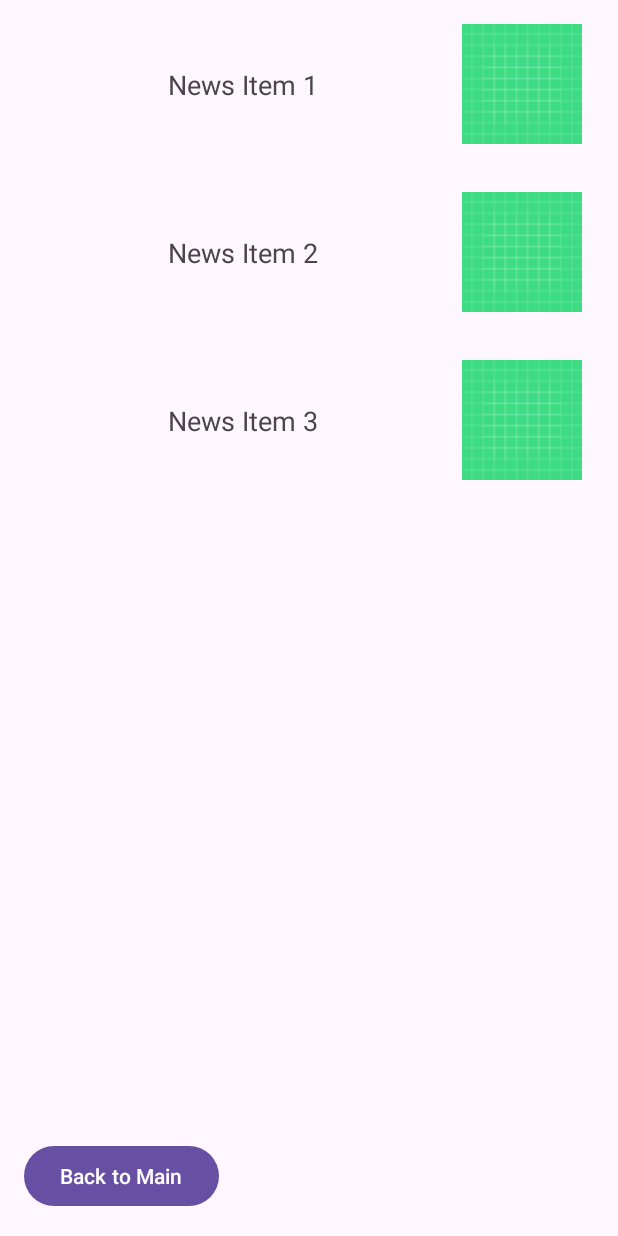
After one commit to MillerErik95/POWapp, an Android app: the NewsFeedActivity screen opened directly, with no data from a screen before it, on a phone screen of 412 x 824 dp. The commit adds this screen. Run offline under Robolectric (Android 15) with nearby library versions, the phone set to English and light mode, and no system bars.

Commit message:
News Feed Activity Added W/nav buttons

```diff
--- a/app/build.gradle.kts
+++ b/app/build.gradle.kts
@@ -33,6 +33,7 @@ android {
 dependencies {
 
     implementation("androidx.appcompat:appcompat:1.6.1")
+    implementation("androidx.recyclerview:recyclerview:1.3.2")
     implementation("com.google.android.material:material:1.10.0")
     implementation("androidx.constraintlayout:constraintlayout:2.1.4")
     testImplementation("junit:junit:4.13.2")
--- a/app/src/main/AndroidManifest.xml
+++ b/app/src/main/AndroidManifest.xml
@@ -21,6 +21,11 @@
                 <category android:name="android.intent.category.LAUNCHER" />
             </intent-filter>
         </activity>
+        <activity
+            android:name=".NewsFeedActivity"
+            android:exported="false">
+            <!-- No intent-filter needed here unless you want this activity to handle specific intents -->
+        </activity>
     </application>
 
 </manifest>
--- /dev/null
+++ b/app/src/main/java/com/example/powapp/NewsFeedActivity.java
@@ -0,0 +1,44 @@
+package com.example.powapp;
+
+import android.content.Intent;
+import android.os.Bundle;
+import android.view.View;
+import android.widget.Button;
+
+import androidx.appcompat.app.AppCompatActivity;
+import androidx.recyclerview.widget.LinearLayoutManager;
+import androidx.recyclerview.widget.RecyclerView;
+
+import java.util.Arrays;
+import java.util.List;
+
+public class NewsFeedActivity extends AppCompatActivity {
+
+    private RecyclerView recyclerView;
+    private NewsFeedAdapter adapter;
+    private List<String> newsItems;
+
+    @Override
+    protected void onCreate(Bundle savedInstanceState){
+        super.onCreate(savedInstanceState);
+        setContentView(R.layout.activity_news_feed);
+
+        recyclerView = findViewById(R.id.news_feed_recycler_view);
+        recyclerView.setLayoutManager(new LinearLayoutManager(this));
+
+        newsItems = Arrays.asList("News Item 1", "News Item 2", "News Item 3");
+
+        adapter = new NewsFeedAdapter(newsItems);
+        recyclerView.setAdapter(adapter);
+
+        Button btnBackToMain = findViewById(R.id.btnBackToMain);
+        btnBackToMain.setOnClickListener(new View.OnClickListener() {
+            @Override
+            public void onClick(View v) {
+                Intent intent = new Intent(NewsFeedActivity.this, MainActivity.class);
+                startActivity(intent);
+                finish();
+            }
+        });
+    }
+}
--- /dev/null
+++ b/app/src/main/java/com/example/powapp/NewsFeedAdapter.java
@@ -0,0 +1,45 @@
+package com.example.powapp;
+
+import android.view.LayoutInflater;
+import android.view.View;
+import android.view.ViewGroup;
+import android.widget.TextView;
+import androidx.annotation.NonNull;
+import androidx.recyclerview.widget.RecyclerView;
+import java.util.List;
+
+public class NewsFeedAdapter extends RecyclerView.Adapter<NewsFeedAdapter.NewsViewHolder> {
+
+    private List<String> newsItems;   // Data Source
+
+    public NewsFeedAdapter(List<String> newsItems) {
+        this.newsItems = newsItems;
+    }
+
+    @NonNull
+    @Override
+    public NewsViewHolder onCreateViewHolder(@NonNull ViewGroup parent, int viewType) {
+        View view = LayoutInflater.from(parent.getContext()).inflate(R.layout.item_news_feed, parent, false);
+        return new NewsViewHolder(view);
+    }
+
+    @Override
+    public void onBindViewHolder(@NonNull NewsViewHolder holder, int position) {
+        String item = newsItems.get(position);
+        holder.tvNewsItem.setText(item);
+    }
+
+    @Override
+    public int getItemCount() {
+        return newsItems.size();
+    }
+
+    public static class NewsViewHolder extends RecyclerView.ViewHolder {
+        TextView tvNewsItem;
+
+        public NewsViewHolder(View itemView) {
+            super(itemView);
+            tvNewsItem = itemView.findViewById(R.id.tvNewsItem);
+        }
+    }
+}
--- a/app/src/main/res/layout/activity_main.xml
+++ b/app/src/main/res/layout/activity_main.xml
@@ -22,6 +22,12 @@
             android:scaleType="centerCrop"
             android:src="@drawable/blur"
             android:alpha="0.6" />
+
+        <Button
+            android:id="@+id/btnOpenNewsFeed"
+            android:layout_width="wrap_content"
+            android:layout_height="wrap_content"
+            android:text="Open News Feed" />
 
         <RelativeLayout
             android:layout_width="match_parent"
--- /dev/null
+++ b/app/src/main/res/layout/activity_news_feed.xml
@@ -0,0 +1,47 @@
+<?xml version="1.0" encoding="utf-8"?>
+<androidx.constraintlayout.widget.ConstraintLayout xmlns:android="http://schemas.android.com/apk/res/android"
+    xmlns:app="http://schemas.android.com/apk/res-auto"
+    xmlns:tools="http://schemas.android.com/tools"
+    android:layout_width="match_parent"
+    android:layout_height="match_parent"
+    tools:context=".NewsFeedActivity">
+
+    <androidx.recyclerview.widget.RecyclerView
+        android:id="@+id/news_feed_recycler_view"
+        android:layout_width="match_parent"
+        android:layout_height="match_parent"
+        android:layout_marginStart="8dp"
+        android:layout_marginEnd="8dp"
+        app:layout_constraintTop_toTopOf="parent"
+        app:layout_constraintBottom_toBottomOf="parent"
+        app:layout_constraintStart_toStartOf="parent"
+        app:layout_constraintEnd_toEndOf="parent"
+        tools:listitem="@layout/item_news_feed" />
+
+    <Button
+        android:id="@+id/btnBackToMain"
+        android:layout_width="wrap_content"
+        android:layout_height="wrap_content"
+        android:text="Back to Main"
+        app:layout_constraintBottom_toBottomOf="parent"
+        app:layout_constraintStart_toStartOf="parent"
+        android:layout_marginStart="16dp"
+        android:layout_marginBottom="16dp"/>
+
+    <!-- item_news_feed.xml -->
+    <LinearLayout
+        xmlns:android="http://schemas.android.com/apk/res/android"
+        android:layout_width="match_parent"
+        android:layout_height="wrap_content"
+        android:orientation="vertical"
+        android:padding="16dp"
+        tools:ignore="MissingConstraints">
+
+        <TextView
+            android:id="@+id/tvNewsItem"
+            android:layout_width="match_parent"
+            android:layout_height="wrap_content"
+            android:textSize="18sp"/>
+    </LinearLayout>
+
+</androidx.constraintlayout.widget.ConstraintLayout>
--- /dev/null
+++ b/app/src/main/res/layout/item_news_feed.xml
@@ -0,0 +1,32 @@
+<?xml version="1.0" encoding="utf-8"?>
+<androidx.constraintlayout.widget.ConstraintLayout xmlns:android="http://schemas.android.com/apk/res/android"
+    xmlns:app="http://schemas.android.com/apk/res-auto"
+    android:layout_width="match_parent"
+    android:layout_height="wrap_content"
+    android:padding="16dp">
+
+    <!-- TextView for News Title or Summary -->
+    <TextView
+        android:id="@+id/tvNewsItem"
+        android:layout_width="0dp"
+        android:layout_height="wrap_content"
+        android:layout_marginEnd="8dp"
+        android:gravity="center"
+        app:layout_constraintTop_toTopOf="parent"
+        app:layout_constraintBottom_toBottomOf="parent"
+        app:layout_constraintStart_toStartOf="parent"
+        app:layout_constraintEnd_toEndOf="parent"
+        app:layout_constraintEnd_toStartOf="@+id/imageNewsThumbnail"
+        android:textSize="18sp"
+        android:text="News Item" />
+
+    <!-- ImageView for News Thumbnail (Optional) -->
+    <ImageView
+        android:id="@+id/imageNewsThumbnail"
+        android:layout_width="80dp"
+        android:layout_height="80dp"
+        app:layout_constraintTop_toTopOf="parent"
+        app:layout_constraintEnd_toEndOf="parent"
+        app:srcCompat="@drawable/ic_launcher_background" /> <!-- Replace with your drawable -->
+
+</androidx.constraintlayout.widget.ConstraintLayout>
```
Also changed, not shown: app/src/main/java/com/example/powapp/MainActivity.java (+10 -0 lines), app/src/main/res/values/strings.xml (+42 -1 lines).
